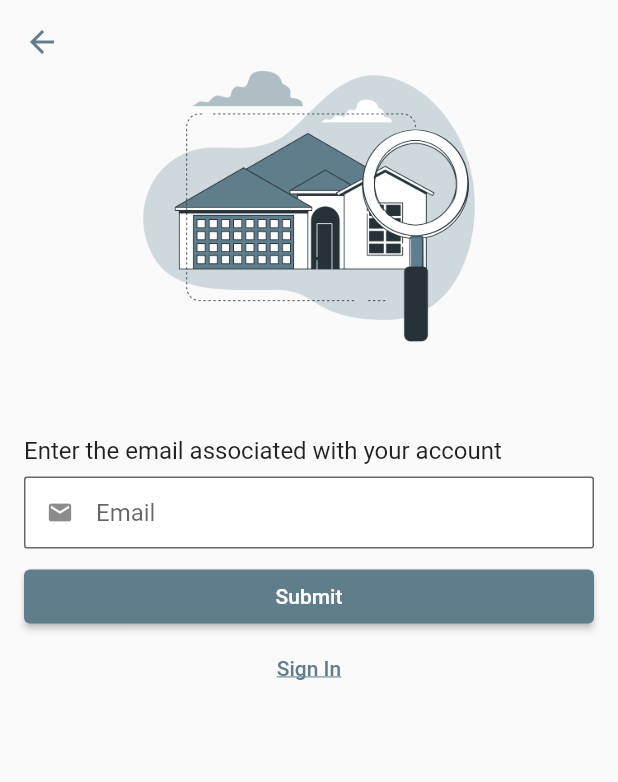
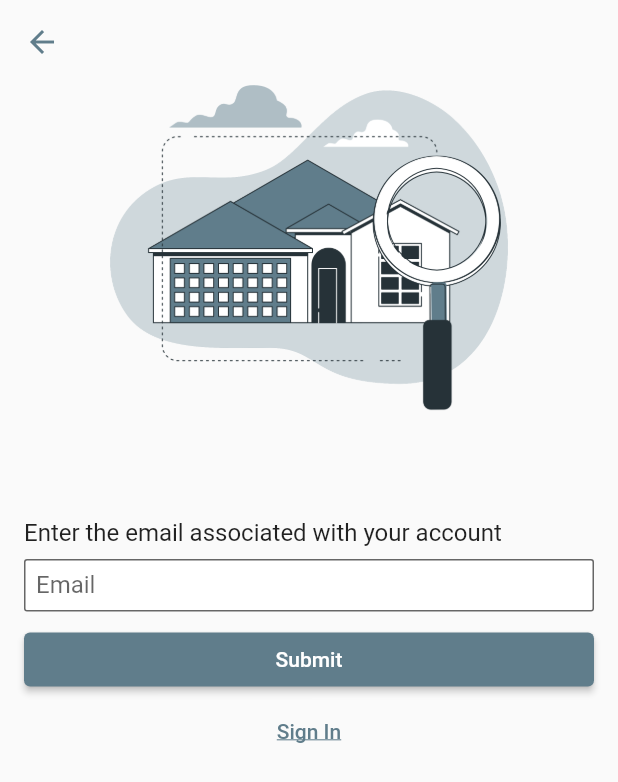
Before and after one commit to khttps/rentall, a Flutter app: the AuthScreen screen opened by its route, after a tap on "Forgot Pasword", on a phone screen of 412 x 824 dp. Shown: the top 782 px of the screen. Run offline on Flutter 3.47's test engine with Material 2 defaults, Android fonts, the phone set to English and light mode, and no system bars; drawn by our look-alikes of flutter_form_builder; our stand-ins replace bloc, cached_network_image, carousel_slider, cloud_firestore, easy_localization, equatable and 12 more; missing offline and left inert: algolia, flutter_facebook_auth, google_place, phone_number; accounts and stored records are empty; network calls fail.

Commit message:
Prepared Map UI screen

```diff
--- a/lib/router.dart
+++ b/lib/router.dart
@@ -34,6 +34,8 @@ MaterialPageRoute<dynamic> onGenerateRoute(RouteSettings settings) {
           return AlertScreen(alert: settings.arguments as Alert?);
         case AlertsScreen.routeName:
           return const AlertsScreen();
+        case MapScreen.routeName:
+          return const MapScreen();
         case DetailsScreen.routeName:
           return DetailsScreen(
             rental: settings.arguments as Rental,
--- a/lib/screens/auth/view/auth_screen.dart
+++ b/lib/screens/auth/view/auth_screen.dart
@@ -68,14 +68,14 @@ class _AuthScreenState extends State<AuthScreen> {
               Column(
                 children: [
                   Expanded(
-                    flex: 1,
+                    flex: 2,
                     child: Image.asset(
                       'assets/images/sign_in.png',
                       fit: BoxFit.cover,
                     ),
                   ),
                   Expanded(
-                    flex: 2,
+                    flex: 3,
                     child: PageView(
                       controller: _controller,
                       physics: const NeverScrollableScrollPhysics(),
--- a/lib/screens/auth/view/widgets/auth_form.dart
+++ b/lib/screens/auth/view/widgets/auth_form.dart
@@ -35,14 +35,14 @@ class _AuthFormState extends State<AuthForm> {
             Text(
               '${widget.label} to Rentall',
               style: const TextStyle(
-                fontSize: 30.0,
+                fontSize: 28.0,
                 fontWeight: FontWeight.bold,
               ),
             ),
             const SizedBox(height: 8.0),
             const Text(
               'Join our community, post your rentals, setup alerts for new rentals, save your favorite rentals',
-              style: TextStyle(fontSize: 16.0),
+              style: TextStyle(fontSize: 14.0),
             ),
             const SizedBox(height: 16.0),
             FormBuilderTextField(
@@ -51,7 +51,7 @@ class _AuthFormState extends State<AuthForm> {
               textInputAction: TextInputAction.next,
               decoration: const InputDecoration(
                 hintText: 'Email',
-                prefixIcon: Icon(Icons.email),
+                // prefixIcon: Icon(Icons.email),
               ),
               validator: (value) {
                 if (value == null || value.isEmpty) {
@@ -73,15 +73,15 @@ class _AuthFormState extends State<AuthForm> {
               },
               decoration: InputDecoration(
                 hintText: 'Password',
-                prefixIcon: const Icon(Icons.lock),
-                suffixIcon: IconButton(
-                  icon: const Icon(Icons.remove_red_eye),
-                  onPressed: () {
-                    setState(() {
-                      _obscureText = !_obscureText;
-                    });
-                  },
-                ),
+                // prefixIcon: const Icon(Icons.lock),
+                // suffixIcon: IconButton(
+                //   icon: const Icon(Icons.remove_red_eye),
+                //   onPressed: () {
+                //     setState(() {
+                //       _obscureText = !_obscureText;
+                //     });
+                //   },
+                // ),
               ),
             ),
             const SizedBox(height: 8.0),
@@ -103,9 +103,9 @@ class _AuthFormState extends State<AuthForm> {
             ),
             const Divider(thickness: 1.0),
             SocialButton(
-              text: '${widget.label} with Google',
+              text: 'Continue with Google',
               color: Colors.red,
-              asset: 'assets/images/google.png',
+              asset: 'assets/images/google.svg',
               onPressed: () {
                 BlocProvider.of<AuthBloc>(context).add(const SignInByGoogle());
               },
--- a/lib/screens/auth/view/widgets/forgot_password_form.dart
+++ b/lib/screens/auth/view/widgets/forgot_password_form.dart
@@ -42,7 +42,7 @@ class _ForgotPasswordFormState extends State<ForgotPasswordForm> {
             onChanged: (String value) {},
             decoration: const InputDecoration(
               hintText: 'Email',
-              prefixIcon: Icon(Icons.email),
+              // prefixIcon: Icon(Icons.email),
             ),
             validator: (value) {
               if (value == null || value.isEmpty) {
--- a/lib/screens/auth/view/widgets/social_button.dart
+++ b/lib/screens/auth/view/widgets/social_button.dart
@@ -1,4 +1,5 @@
 import 'package:flutter/material.dart';
+import 'package:flutter_svg/flutter_svg.dart';
 
 class SocialButton extends StatelessWidget {
   final String text;
@@ -17,14 +18,18 @@ class SocialButton extends StatelessWidget {
   Widget build(BuildContext context) {
     return SizedBox(
       width: double.infinity,
-      child: ElevatedButton.icon(
+      child: OutlinedButton.icon(
         onPressed: onPressed,
-        icon: Image.asset(asset, width: 20.0),
+        icon: SvgPicture.asset(
+          asset,
+          width: 20.0,
+          height: 20.0,
+        ),
         label: Text(text),
         style: OutlinedButton.styleFrom(
-          primary: Colors.white,
-          backgroundColor: color,
-        ),
+            primary: color, side: BorderSide(color: color)
+            // backgroundColor: color,
+            ),
       ),
     );
   }
--- a/lib/screens/home/view/home_screen.dart
+++ b/lib/screens/home/view/home_screen.dart
@@ -147,10 +147,10 @@ class _HomeScreenState extends State<HomeScreen>
                 ),
                 FloatingItem(
                   title: const Text(
-                    'Lodge',
+                    'Map',
                     style: TextStyle(color: Colors.white),
                   ),
-                  icon: const Icon(Icons.hotel, color: Colors.white),
+                  icon: const Icon(Icons.map, color: Colors.white),
                   onPressed: () {
                     if (state is NoUser) {
                       Navigator.pushNamed(context, AuthScreen.routeName);
--- /dev/null
+++ b/lib/screens/map/map.dart
@@ -0,0 +1 @@
+export 'view/map_screen.dart';
--- a/lib/screens/screens.dart
+++ b/lib/screens/screens.dart
@@ -15,3 +15,4 @@ export 'my_rentals/my_rentals.dart'; // (Small) UI Done
 export 'organization/organization.dart'; // (Small) UI Done
 export 'notifications/notifications.dart'; // UI Done
 export 'on_boarding/on_boarding.dart'; // TODO (Small)
+export 'map/map.dart';
--- a/lib/screens/search/view/search_screen.dart
+++ b/lib/screens/search/view/search_screen.dart
@@ -20,6 +20,7 @@ class SearchScreen extends StatelessWidget {
             child: const Icon(Icons.arrow_back),
             onTap: () => Navigator.pop(context),
           ),
+          autofocus: true,
           enabled: true,
           onChanged: (value) => BlocProvider.of<SearchBloc>(context).add(
             SearchStarted(keyword: value),
```
Also changed, not shown: lib/screens/map/view/map_screen.dart (added, +97 -0 lines), lib/screens/publish/view/widgets/add_map_button.dart (+10 -4 lines), lib/widgets/search_bar.dart (+8 -2 lines), pubspec.yaml (+8 -4 lines), assets/images/facebook.png (deleted), assets/images/google.png (deleted), assets/images/google.svg (added), pubspec.lock, 2 other files.
